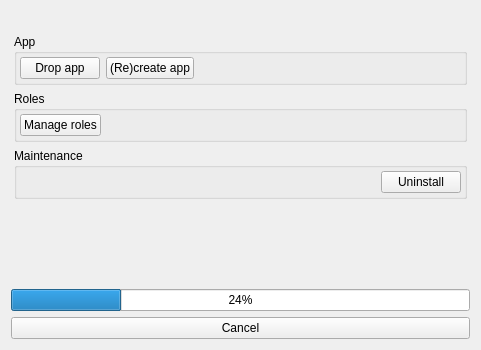
The window that oqtopus/ui/module_widget.ui (ponceta/oqtopus) describes before a commit, drawn with Qt 5.
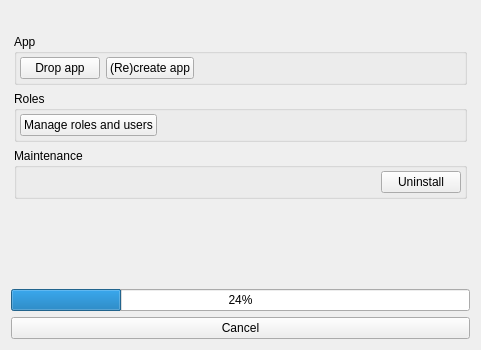
The same window after the commit. The open tabs and pages were chosen to show the change.

Commit message:
distingush users and roles (#161)
* distingush users and roles

* context menu for users

* move method to pum lib

The edit to the form file:
```diff
--- a/oqtopus/ui/module_widget.ui
+++ b/oqtopus/ui/module_widget.ui
@@ -258,7 +258,7 @@
           <item>
            <widget class="QPushButton" name="moduleInfo_check_roles_pushButton">
             <property name="text">
-             <string>Manage roles</string>
+             <string>Manage roles and users</string>
             </property>
            </widget>
           </item>
```
The commit also changes 5 other files.
